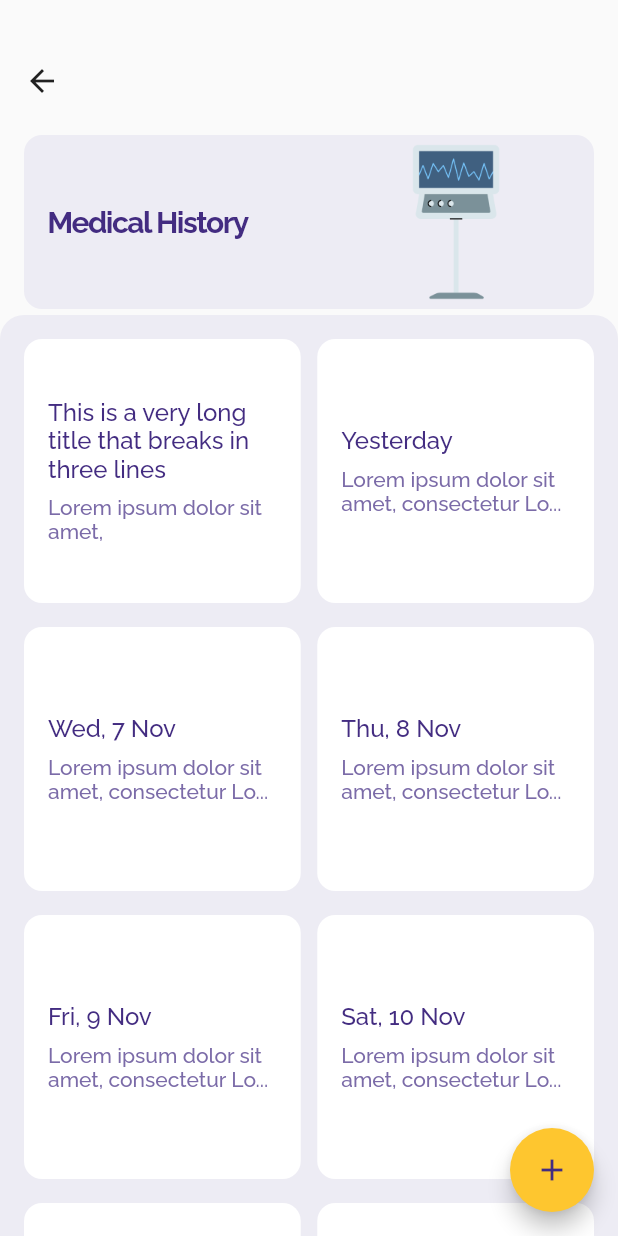
After one commit to Syahro/healthcare, a Flutter app: the HomePage screen opened directly, after a tap on "Medical History", on a phone screen of 412 x 824 dp. The commit adds this screen. Run offline on Flutter 3.47's test engine with Material 2 defaults, Android fonts, the phone set to English and light mode, and no system bars; our stand-ins replace google_fonts.

Commit message:
done modified detailsPage with an details and add some assets or support

```diff
--- /dev/null
+++ b/lib/pages/details_page.dart
@@ -0,0 +1,163 @@
+import 'package:flutter/material.dart';
+import 'package:healthcare/theme.dart';
+import 'package:healthcare/widget/details_card.dart';
+import 'package:healthcare/widget/home_cate_card.dart';
+
+class DetailsPage extends StatelessWidget {
+  @override
+  Widget build(BuildContext context) {
+    return Scaffold(
+      floatingActionButton: FloatingActionButton(
+        onPressed: () {},
+        backgroundColor: yellowColor,
+        child: Icon(
+          Icons.add,
+          color: inkOne,
+        ),
+      ),
+      floatingActionButtonLocation: FloatingActionButtonLocation.endFloat,
+      body: Stack(
+        children: [
+          Padding(
+            padding: EdgeInsets.only(
+              left: 16,
+              right: 16,
+              top: 42,
+              bottom: 16,
+            ),
+            child: Column(
+              children: [
+                Row(
+                  mainAxisAlignment: MainAxisAlignment.start,
+                  children: [
+                    Icon(Icons.arrow_back),
+                  ],
+                ),
+                SizedBox(
+                  height: 24,
+                ),
+                HomeCateCard(
+                  title: 'Medical History',
+                  imageUrl: 'assets/cate2.png',
+                ),
+              ],
+            ),
+          ),
+          ListView(
+            children: [
+              Padding(
+                padding: EdgeInsets.only(top: 210),
+                child: Container(
+                  width: double.infinity,
+                  decoration: BoxDecoration(
+                    color: inkSix,
+                    borderRadius: BorderRadius.vertical(
+                      top: Radius.circular(16),
+                    ),
+                  ),
+                  child: Padding(
+                    padding: EdgeInsets.symmetric(
+                      horizontal: 16,
+                      vertical: 16,
+                    ),
+                    child: Column(
+                      children: [
+                        Row(
+                          mainAxisAlignment: MainAxisAlignment.spaceBetween,
+                          children: [
+                            DetailsCard(
+                              title:
+                                  'This is a very long title that breaks in three lines',
+                              subTitle: 'Lorem ipsum dolor sit amet, ',
+                            ),
+                            DetailsCard(
+                              title: 'Yesterday',
+                              subTitle:
+                                  'Lorem ipsum dolor sit amet, consectetur Lo...',
+                            ),
+                          ],
+                        ),
+                        SizedBox(
+                          height: 16,
+                        ),
+                        Row(
+                          mainAxisAlignment: MainAxisAlignment.spaceBetween,
+                          children: [
+                            DetailsCard(
+                              title: 'Wed, 7 Nov',
+                              subTitle:
+                                  'Lorem ipsum dolor sit amet, consectetur Lo...',
+                            ),
+                            DetailsCard(
+                              title: 'Thu, 8 Nov',
+                              subTitle:
+                                  'Lorem ipsum dolor sit amet, consectetur Lo...',
+                            ),
+                          ],
+                        ),
+                        SizedBox(
+                          height: 16,
+                        ),
+                        Row(
+                          mainAxisAlignment: MainAxisAlignment.spaceBetween,
+                          children: [
+                            DetailsCard(
+                              title: 'Fri, 9 Nov',
+                              subTitle:
+                                  'Lorem ipsum dolor sit amet, consectetur Lo...',
+                            ),
+                            DetailsCard(
+                              title: 'Sat, 10 Nov',
+                              subTitle:
+                                  'Lorem ipsum dolor sit amet, consectetur Lo...',
+                            ),
+                          ],
+                        ),
+                        SizedBox(
+                          height: 16,
+                        ),
+                        Row(
+                          mainAxisAlignment: MainAxisAlignment.spaceBetween,
+                          children: [
+                            DetailsCard(
+                              title: 'Sun, 11 Nov',
+                              subTitle:
+                                  'Lorem ipsum dolor sit amet, consectetur Lo...',
+                            ),
+                            DetailsCard(
+                              title: 'Mon, 12 Nov',
+                              subTitle:
+                                  'Lorem ipsum dolor sit amet, consectetur Lo...',
+                            ),
+                          ],
+                        ),
+                        SizedBox(
+                          height: 16,
+                        ),
+                        Row(
+                          mainAxisAlignment: MainAxisAlignment.spaceBetween,
+                          children: [
+                            DetailsCard(
+                              title: 'Tue, 13 Nov',
+                              subTitle:
+                                  'Lorem ipsum dolor sit amet, consectetur Lo...',
+                            ),
+                            DetailsCard(
+                              title: 'Wed, 14 Nov',
+                              subTitle:
+                                  'Lorem ipsum dolor sit amet, consectetur Lo...',
+                            ),
+                          ],
+                        )
+                      ],
+                    ),
+                  ),
+                ),
+              )
+            ],
+          )
+        ],
+      ),
+    );
+  }
+}
--- a/lib/pages/home_page.dart
+++ b/lib/pages/home_page.dart
@@ -1,4 +1,5 @@
 import 'package:flutter/material.dart';
+import 'package:healthcare/pages/details_page.dart';
 import 'package:healthcare/theme.dart';
 import 'package:healthcare/widget/home_cate_card.dart';
 
@@ -42,9 +43,21 @@ class HomePage extends StatelessWidget {
                 SizedBox(
                   height: 16,
                 ),
-                HomeCateCard(
-                  title: 'Medical History',
-                  imageUrl: 'assets/cate2.png',
+                InkWell(
+                  onTap: () {
+                    Navigator.push(
+                      context,
+                      MaterialPageRoute(
+                        builder: (context) {
+                          return DetailsPage();
+                        },
+                      ),
+                    );
+                  },
+                  child: HomeCateCard(
+                    title: 'Medical History',
+                    imageUrl: 'assets/cate2.png',
+                  ),
                 ),
                 SizedBox(
                   height: 16,
--- a/lib/theme.dart
+++ b/lib/theme.dart
@@ -14,6 +14,7 @@ Color yellowColor = Color(0XFFFEC62F);
 Color redColor = Color(0XFFEB5858);
 Color blueColor = Color(0XFF29C9FB);
 Color inkOne = Color(0XFF432C81);
+Color inkThree = Color(0XFF7B6BA8);
 Color inkSix = Color(0XFFEDECF4);
 Color greyColor = Color(0XFFE0DDEA);
 Color darkGreyColor = Color(0XFF82799D);
--- /dev/null
+++ b/lib/widget/details_card.dart
@@ -0,0 +1,48 @@
+import 'package:flutter/material.dart';
+
+import '../theme.dart';
+
+class DetailsCard extends StatelessWidget {
+  final String title;
+  final String subTitle;
+
+  DetailsCard({
+    this.title,
+    this.subTitle,
+  });
+  @override
+  Widget build(BuildContext context) {
+    return Container(
+      width: ((MediaQuery.of(context).size.width - (2 * 16)) / 2) - 5.5,
+      height: 176,
+      decoration: BoxDecoration(
+        color: whiteColor,
+        borderRadius: BorderRadius.circular(12),
+      ),
+      child: Padding(
+        padding: EdgeInsets.symmetric(horizontal: 16),
+        child: Column(
+          crossAxisAlignment: CrossAxisAlignment.start,
+          mainAxisAlignment: MainAxisAlignment.center,
+          children: [
+            Text(
+              title,
+              style: paragraphOne.copyWith(
+                color: inkOne,
+              ),
+            ),
+            SizedBox(
+              height: 8,
+            ),
+            Text(
+              subTitle,
+              style: paragraphTwo.copyWith(
+                color: inkThree,
+              ),
+            ),
+          ],
+        ),
+      ),
+    );
+  }
+}
```
